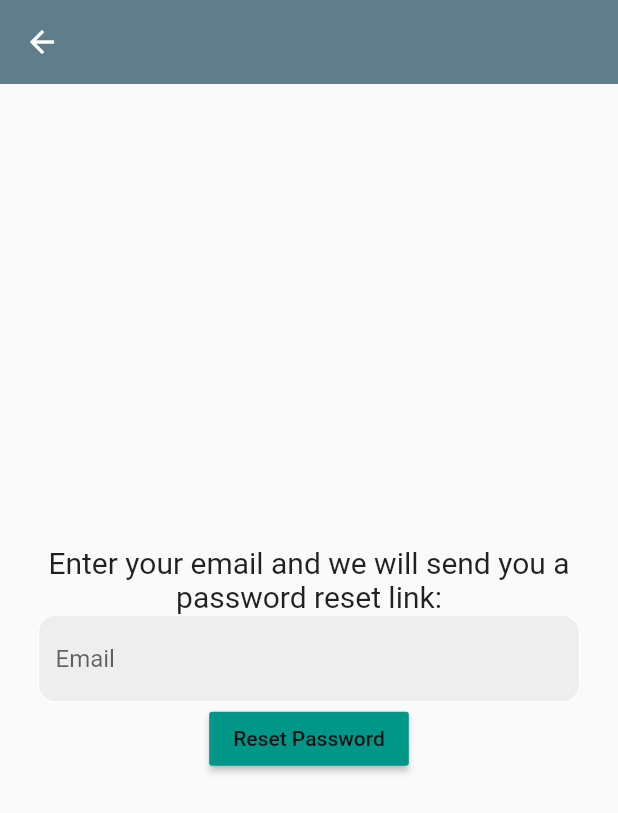
After one commit to ofirmirkin/Athlete-Alert, a Flutter app: the ForgotPasswordPage screen opened directly, on a phone screen of 412 x 824 dp. The commit adds this screen. Shown: the top 813 px of the screen. Run offline on Flutter 3.47's test engine with Material 2 defaults, Android fonts, the phone set to English and light mode, and no system bars; our stand-ins replace firebase_auth, firebase_core, firebase_database, geolocator, google_fonts, google_maps_flutter; missing offline and left inert: dart:html; accounts and stored records are empty.

Commit message:
Added forgot password

```diff
--- /dev/null
+++ b/lib/forgot-password.dart
@@ -0,0 +1,85 @@
+import 'package:firebase_auth/firebase_auth.dart';
+import 'package:flutter/material.dart';
+import 'dart:async';
+
+
+class ForgotPasswordPage extends StatefulWidget {
+  const ForgotPasswordPage({Key? key}) : super(key: key);
+
+  @override
+  State<ForgotPasswordPage> createState() => _ForgotPasswordPageState();
+}
+
+class _ForgotPasswordPageState extends State<ForgotPasswordPage> {
+  final _emailController =  TextEditingController();
+
+  @override
+  void dispose() {
+    _emailController.dispose();
+    super.dispose();
+  }
+  Future passwordReset() async{
+    try {
+      await FirebaseAuth.instance
+          .sendPasswordResetEmail(email: _emailController.text.trim());
+      showDialog(
+        context: context,
+        builder: (context) {
+          return AlertDialog(
+            content: Text('Password reset link sent! Check your email.'),
+          );
+        },
+      );
+    } on FirebaseAuthException catch (e) {
+      print(e);
+      showDialog(
+        context: context,
+        builder: (context) {
+          return AlertDialog(
+            content: Text(e.message.toString()),
+          );
+        },
+      );
+    }
+  }
+
+  @override
+  Widget build(BuildContext context) {
+    return Scaffold(
+      appBar: AppBar(
+        backgroundColor: Colors.blueGrey,
+        elevation: 0,
+      ),
+      body: Column(
+        mainAxisAlignment: MainAxisAlignment.center,
+        children: [
+          Text('Enter your email and we will send you a password reset link:',
+          textAlign: TextAlign.center,
+          style: TextStyle(fontSize:20)),
+          Padding(
+            padding: const EdgeInsets.symmetric (horizontal: 25.0),
+            child: TextField(
+              controller: _emailController,
+              decoration: InputDecoration(
+                  enabledBorder: OutlineInputBorder(
+                    borderSide: BorderSide (color: Colors.white), borderRadius: BorderRadius.circular(12),
+                  ), // OutlineInputBorder
+                  focusedBorder: OutlineInputBorder(
+              borderSide: BorderSide(color: Colors.deepPurple),
+              borderRadius: BorderRadius.circular(12),
+            ), // OutlineInputBorder
+            hintText: 'Email', fillColor: Colors.grey [200],
+            filled: true,
+          ), // InputDecoration
+        ), // TextField
+        ), // Padding
+        MaterialButton(
+        onPressed: passwordReset,
+        child: Text('Reset Password'),
+        color: Colors.teal,
+        ),// MaterialButton
+        ],
+      ),
+    );
+  }
+}
```
Also changed, not shown: lib/login_page.dart (+17 -4 lines).
